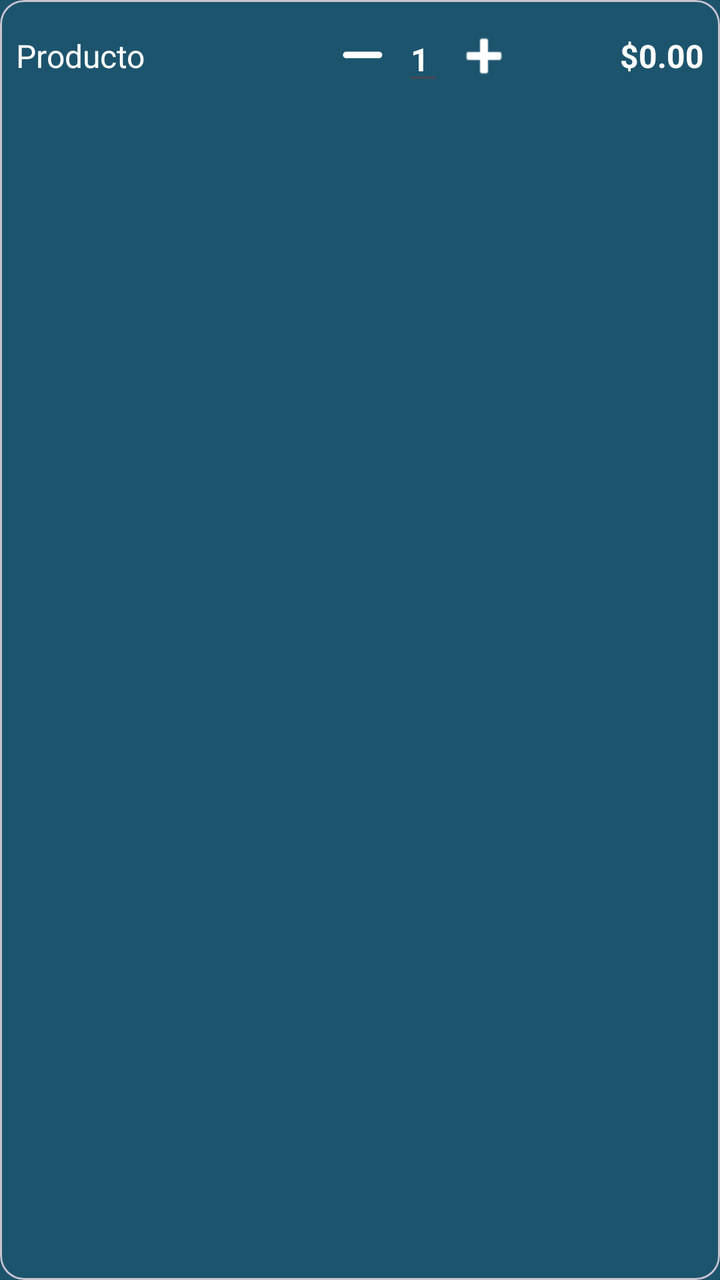
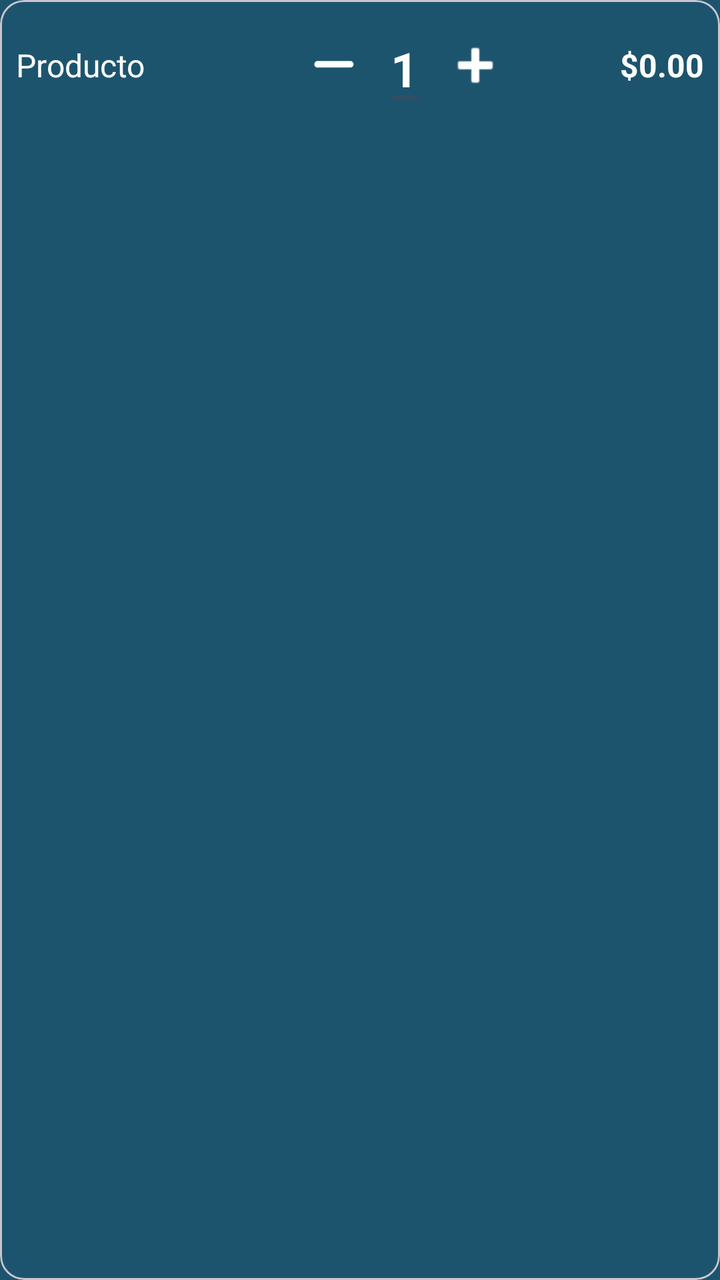

An Android layout rendered at two revisions. The XML below is the earlier revision; the diff shows what the commit changed to produce the second picture.
<!-- AndroidManifest.xml: application theme Theme.PuntoPeludo -->
<!-- res/layout/item_carrito_venta.xml -->
<?xml version="1.0" encoding="utf-8"?>
<com.google.android.material.card.MaterialCardView    xmlns:android="http://schemas.android.com/apk/res/android"
    xmlns:app="http://schemas.android.com/apk/res-auto"
    android:layout_width="match_parent"
    android:layout_height="wrap_content"
    android:layout_margin="4dp"
    app:cardBackgroundColor="@android:color/transparent"
    app:cardElevation="0dp">

    <LinearLayout
        android:layout_width="match_parent"
        android:layout_height="wrap_content"
        android:gravity="center_vertical"
        android:orientation="horizontal"
        android:padding="8dp">

        <TextView
            android:id="@+id/tvProductoNombre"
            android:layout_width="0dp"
            android:layout_height="wrap_content"
            android:layout_weight="1"
            android:text="Producto"
            android:textColor="@color/white"
            android:textSize="16sp" />

        <ImageButton
            android:id="@+id/btnMenos"
            android:layout_width="40dp"
            android:layout_height="40dp"
            android:background="?attr/selectableItemBackgroundBorderless"
            android:contentDescription="Restar"
            android:src="@drawable/subtraction"
            app:tint="@color/white" />

        <EditText
            android:id="@+id/tvCantidad"
            android:layout_width="wrap_content"
            android:layout_height="wrap_content"
            android:paddingHorizontal="4dp"
            android:text="1"
            android:textColor="@color/white"
            android:textSize="16sp"
            android:textStyle="bold"/>

        <ImageButton
            android:id="@+id/btnMas"
            android:layout_width="40dp"
            android:layout_height="40dp"
            android:background="?attr/selectableItemBackgroundBorderless"
            android:contentDescription="Sumar"
            android:src="@android:drawable/ic_input_add"
            app:tint="@color/white" />

        <TextView
            android:id="@+id/tvSubtotal"
            android:layout_width="90dp"
            android:layout_height="wrap_content"
            android:gravity="end"
            android:text="$0.00"
            android:textColor="@color/white"
            android:textStyle="bold"
            android:textSize="16sp" />
    </LinearLayout>
</com.google.android.material.card.MaterialCardView>
<!-- resources referenced by this layout -->
<resources>
  <color name="white">#FFFFFFFF</color>
  <!-- drawable subtraction (drawable) -->
  <vector xmlns:android="http://schemas.android.com/apk/res/android" android:autoMirrored="true" android:height="30dp" android:viewportHeight="19" android:viewportWidth="19" android:width="30dp">
        
      <path android:fillColor="#000000" android:pathData="M15.711,9.182a1.03,1.03 0,0 1,-1.03 1.03L4.319,10.212a1.03,1.03 0,1 1,0 -2.059h10.364a1.03,1.03 0,0 1,1.029 1.03z"/>
      
  </vector>
  <style name="Theme.PuntoPeludo" parent="Base.Theme.PuntoPeludo" />
  <style name="Base.Theme.PuntoPeludo" parent="Theme.Material3.DayNight.NoActionBar">
  
          
          <item name="colorPrimary">@color/azul_medio</item>
          <item name="colorPrimaryVariant">@color/azul_claro</item>
          <item name="colorOnPrimary">@color/white</item>
  
          
          <item name="colorSecondary">@color/azul_claro</item>
          <item name="colorSecondaryVariant">@color/azul_oscuro</item>
          <item name="colorOnSecondary">@color/black</item>
  
          
          <item name="android:colorBackground">@color/azul_medio</item>
  
          
      </style>
  <color name="azul_medio">#1D546D</color>
  <color name="azul_claro">#C7E3F0</color>
  <color name="azul_oscuro">#061E29</color>
  <color name="black">#FF000000</color>
</resources>

<!-- the commit's change to res/layout/item_carrito_venta.xml (unified diff, before → after) -->
@@ -1,6 +1,7 @@
 <?xml version="1.0" encoding="utf-8"?>
 <com.google.android.material.card.MaterialCardView    xmlns:android="http://schemas.android.com/apk/res/android"
     xmlns:app="http://schemas.android.com/apk/res-auto"
+    xmlns:tools="http://schemas.android.com/tools"
     android:layout_width="match_parent"
     android:layout_height="wrap_content"
     android:layout_margin="4dp"
@@ -25,8 +26,8 @@
 
         <ImageButton
             android:id="@+id/btnMenos"
-            android:layout_width="40dp"
-            android:layout_height="40dp"
+            android:layout_width="49dp"
+            android:layout_height="49dp"
             android:background="?attr/selectableItemBackgroundBorderless"
             android:contentDescription="Restar"
             android:src="@drawable/subtraction"
@@ -39,13 +40,14 @@
             android:paddingHorizontal="4dp"
             android:text="1"
             android:textColor="@color/white"
-            android:textSize="16sp"
-            android:textStyle="bold"/>
+            android:textSize="24sp"
+            android:textStyle="bold"
+            tools:ignore="TouchTargetSizeCheck" />
 
         <ImageButton
             android:id="@+id/btnMas"
-            android:layout_width="40dp"
-            android:layout_height="40dp"
+            android:layout_width="49dp"
+            android:layout_height="49dp"
             android:background="?attr/selectableItemBackgroundBorderless"
             android:contentDescription="Sumar"
             android:src="@android:drawable/ic_input_add"
